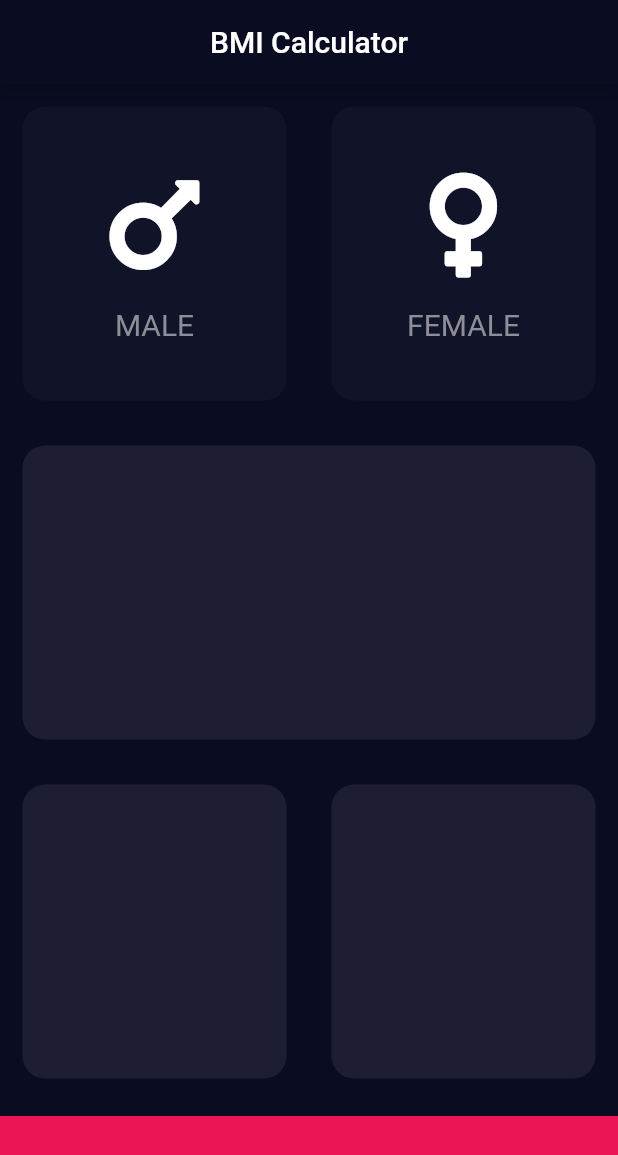
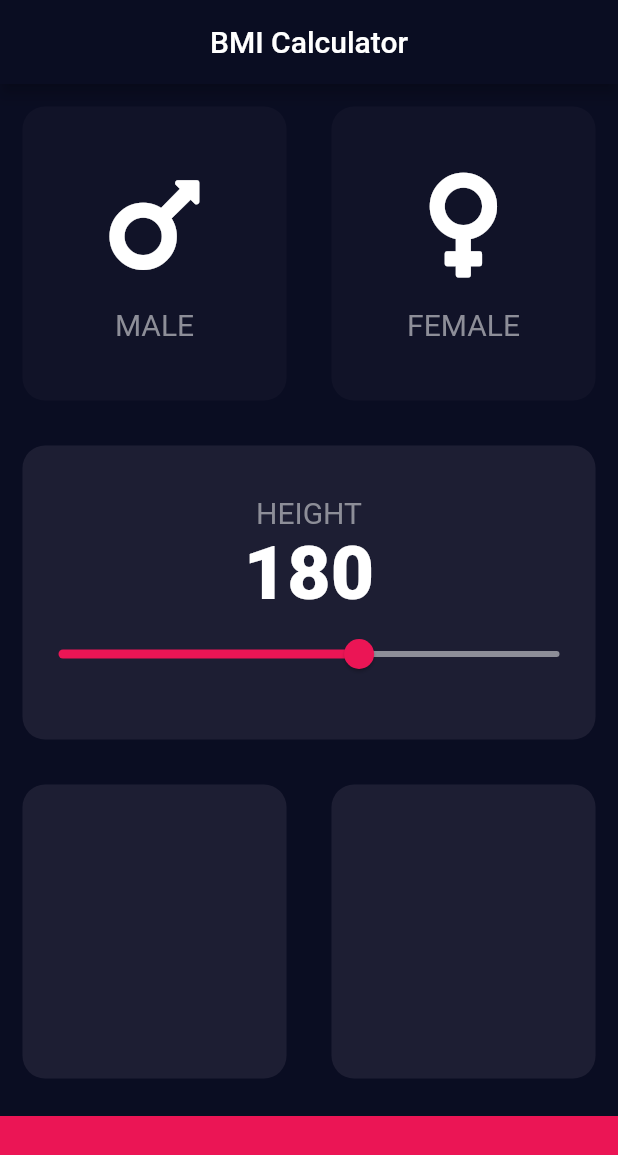
Before and after one commit to tchorzewski1991/bmi_calc, a Flutter app: the screen it shows after launch, on a phone screen of 412 x 824 dp. Shown: the top 1155 px of the screen. Run offline on Flutter 3.47's test engine with Material 2 defaults, Android fonts, the phone set to English and light mode, and no system bars; our stand-ins replace font_awesome_flutter.

Commit message:
Add implementation for height slider

```diff
--- a/lib/consts.dart
+++ b/lib/consts.dart
@@ -19,5 +19,10 @@ const Color iconContentTextColor = Color(0xFF8D8E98);
 const Color iconContentTextColorInactive = iconContentTextColor;
 const Color iconContentTextColorActive = iconContentTextColor;
 
+// Colors - Slider
+const Color sliderColor = Color(0xFFEB1555);
+const Color sliderColorActive = sliderColor;
+const Color sliderColorInactive = Color(0xFF8D8E98);
+
 // Heights
 const double bottomContainerHeight = 80.0;
--- a/lib/pages/home.dart
+++ b/lib/pages/home.dart
@@ -11,6 +11,7 @@ class _HomeState extends State<Home> {
   Color maleCardColor;
   Color femaleCardColor;
   Gender selectedGender;
+  double selectedHeight = 180.0;
 
   @override
   void initState() {
@@ -106,6 +107,38 @@ class _HomeState extends State<Home> {
                   Expanded(
                     child: ReusableCard(
                       color: reusableCardColor,
+                      child: Column(
+                        mainAxisAlignment: MainAxisAlignment.center,
+                        crossAxisAlignment: CrossAxisAlignment.center,
+                        children: [
+                          Text(
+                            'HEIGHT',
+                            style: TextStyle(
+                              color: iconContentTextColor,
+                              fontSize: 20.0,
+                            ),
+                          ),
+                          Text(
+                            selectedHeight.round().toString(),
+                            style: TextStyle(
+                              fontSize: 50.0,
+                              fontWeight: FontWeight.w900,
+                            ),
+                          ),
+                          Slider(
+                            value: selectedHeight,
+                            activeColor: sliderColorActive,
+                            inactiveColor: sliderColorInactive,
+                            min: 120.0,
+                            max: 220.0,
+                            onChanged: (double newHeight) {
+                              setState(() {
+                                selectedHeight = newHeight;
+                              });
+                            },
+                          )
+                        ],
+                      ),
                     ),
                   )
                 ],
```
